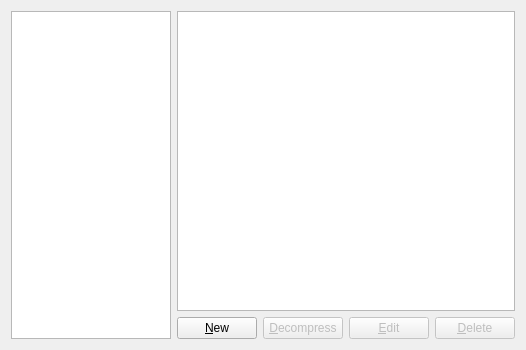
Above: gns3/modules/dynamips/ui/ios_router_preferences_page.ui from GNS3/gns3-gui before the change. Below: the same form after it.
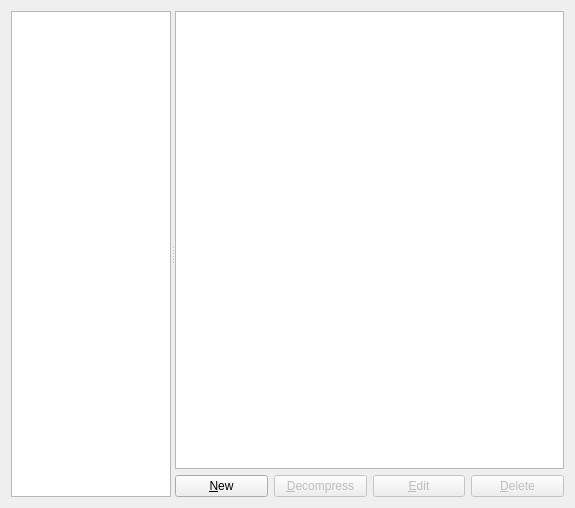
That is the form after the change.

Commit message: Improvements for the preferences dialog (splitter layouts, save/restore geometry etc.)

The edit to the form file:
```diff
--- a/gns3/modules/dynamips/ui/ios_router_preferences_page.ui
+++ b/gns3/modules/dynamips/ui/ios_router_preferences_page.ui
@@ -6,8 +6,8 @@
    <rect>
     <x>0</x>
     <y>0</y>
-    <width>505</width>
-    <height>350</height>
+    <width>575</width>
+    <height>508</height>
    </rect>
   </property>
   <property name="windowTitle">
@@ -16,11 +16,15 @@
   <property name="accessibleName">
    <string>IOS router templates</string>
   </property>
-  <layout class="QGridLayout" name="gridLayout">
-   <item row="0" column="0" rowspan="2">
+  <layout class="QHBoxLayout" name="horizontalLayout">
+   <item>
+    <widget class="QSplitter" name="splitter">
+     <property name="orientation">
+      <enum>Qt::Horizontal</enum>
+     </property>
     <widget class="QTreeWidget" name="uiIOSRoutersTreeWidget">
      <property name="sizePolicy">
-      <sizepolicy hsizetype="Minimum" vsizetype="Expanding">
+       <sizepolicy hsizetype="Preferred" vsizetype="Expanding">
        <horstretch>0</horstretch>
        <verstretch>0</verstretch>
       </sizepolicy>
@@ -59,8 +63,9 @@
       </property>
      </column>
     </widget>
-   </item>
-   <item row="0" column="1">
+     <widget class="QWidget" name="layoutWidget">
+      <layout class="QVBoxLayout" name="verticalLayout">
+       <item>
     <widget class="QTreeWidget" name="uiIOSRouterInfoTreeWidget">
      <property name="sizePolicy">
       <sizepolicy hsizetype="MinimumExpanding" vsizetype="Expanding">
@@ -89,7 +94,7 @@
      </column>
     </widget>
    </item>
-   <item row="1" column="1">
+       <item>
     <layout class="QHBoxLayout" name="horizontalLayout_6">
      <item>
       <widget class="QPushButton" name="uiNewIOSRouterPushButton">
@@ -129,6 +134,10 @@
       </widget>
      </item>
     </layout>
+       </item>
+      </layout>
+     </widget>
+    </widget>
    </item>
   </layout>
  </widget>
```
Lines whose indentation alone changed are shown as unchanged. The commit also changes 23 other files.
